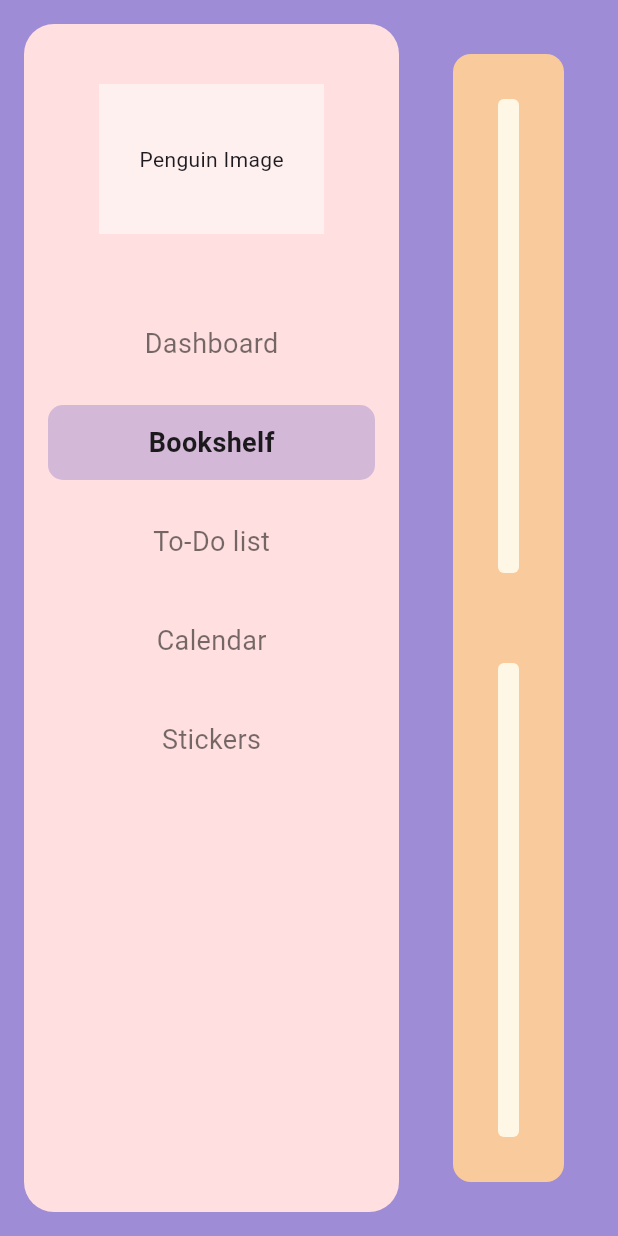
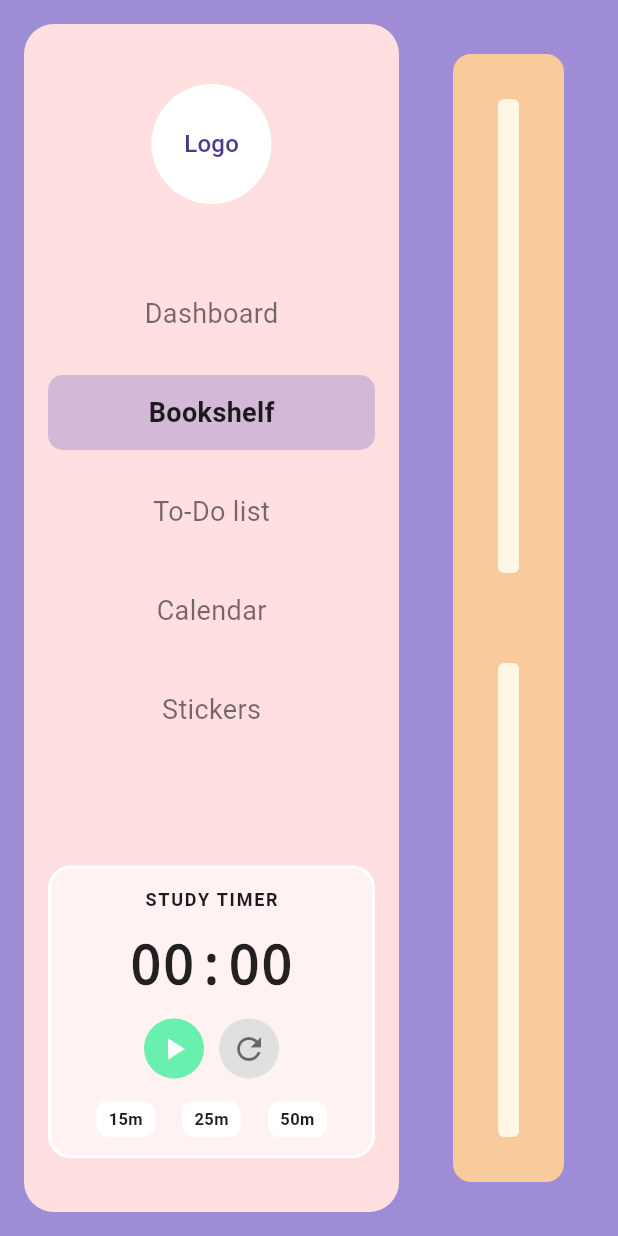
Before and after one commit to Tammo-Tammisto/Flutter-notes, a Flutter app: the screen it shows after launch, after a tap on "Bookshelf", on a phone screen of 412 x 824 dp. Run offline on Flutter 3.47's test engine with Material 3 defaults, Android fonts, the phone set to English and light mode, and no system bars; our stand-ins replace audioplayers, file_picker, flutter_local_notifications, sqflite_common_ffi; accounts and stored records are empty.

Commit message:
timer with notification

```diff
--- a/lib/main.dart
+++ b/lib/main.dart
@@ -3,12 +3,17 @@ import 'package:flutter_notes/screens/dashboard_screen.dart';
 import 'package:flutter_notes/screens/main_layout.dart';
 import 'package:sqflite_common_ffi/sqflite_ffi.dart';
 import 'dart:io';
+import 'services/notification_service.dart';
 
-void main() {
+void main() async {
+  WidgetsFlutterBinding.ensureInitialized();
+
   if (Platform.isWindows || Platform.isLinux || Platform.isMacOS) {
     sqfliteFfiInit();
     databaseFactory = databaseFactoryFfi;
   }
+
+  await StudyAlertService.init(); // Initialize alerts
 
   runApp(const MyApp());
 }
--- a/lib/screens/main_layout.dart
+++ b/lib/screens/main_layout.dart
@@ -1,8 +1,9 @@
 import 'package:flutter/material.dart';
+import 'dart:async'; // Required for the Timer
 import 'dashboard_screen.dart';
-// You will create these later:
 import 'bookshelf_screen.dart';
 import 'todo_screen.dart';
+import '../services/notification_service.dart'; // Import the notification service
 
 class MainLayout extends StatefulWidget {
   const MainLayout({Key? key}) : super(key: key);
@@ -14,19 +15,17 @@ class MainLayout extends StatefulWidget {
 class _MainLayoutState extends State<MainLayout> {
   int _selectedIndex = 0;
 
-  // The different screens for your sidebar navigation
   final List<Widget> _screens = [
     const DashboardScreen(),
-    const BookshelfScreen(), // Placeholder
-    const TodoScreen(), // Placeholder
-    const Center(child: Text("Calendar Coming Soon")), // Placeholder
-    const Center(child: Text("Stickers Coming Soon")), // Placeholder
+    const BookshelfScreen(),
+    const TodoScreen(),
+    const Center(child: Text("Calendar Coming Soon")),
+    const Center(child: Text("Stickers Coming Soon")),
   ];
 
   @override
   Widget build(BuildContext context) {
     return Scaffold(
-      // The main background color from your design
       backgroundColor: const Color(0xFF9E8DD6),
       body: Padding(
         padding: const EdgeInsets.all(16.0),
@@ -36,19 +35,16 @@ class _MainLayoutState extends State<MainLayout> {
             Container(
               width: 250,
               decoration: BoxDecoration(
-                color: const Color(0xFFFFDFDF), // Light pink
+                color: const Color(0xFFFFDFDF),
                 borderRadius: BorderRadius.circular(20),
               ),
               child: Column(
                 children: [
                   const SizedBox(height: 40),
-                  // Placeholder for your Penguin Logo
-                  // Make sure to add your image to assets in pubspec.yaml
-                  Container(
-                    height: 100,
-                    width: 150,
-                    color: Colors.white54,
-                    child: const Center(child: Text("Penguin Image")),
+                  const CircleAvatar(
+                    radius: 40,
+                    backgroundColor: Colors.white,
+                    child: Text("Logo"),
                   ),
                   const SizedBox(height: 40),
                   _buildNavItem(0, "Dashboard"),
@@ -56,11 +52,17 @@ class _MainLayoutState extends State<MainLayout> {
                   _buildNavItem(2, "To-Do list"),
                   _buildNavItem(3, "Calendar"),
                   _buildNavItem(4, "Stickers"),
+
+                  // Pushes the timer to the bottom
+                  const Spacer(),
+
+                  // THE TIMER WIDGET
+                  const SidebarTimer(),
+                  const SizedBox(height: 20),
                 ],
               ),
             ),
             const SizedBox(width: 16),
-            // MAIN CONTENT AREA
             Expanded(child: _screens[_selectedIndex]),
           ],
         ),
@@ -71,11 +73,7 @@ class _MainLayoutState extends State<MainLayout> {
   Widget _buildNavItem(int index, String title) {
     bool isSelected = _selectedIndex == index;
     return InkWell(
-      onTap: () {
-        setState(() {
-          _selectedIndex = index;
-        });
-      },
+      onTap: () => setState(() => _selectedIndex = index),
       child: Container(
         width: double.infinity,
         margin: const EdgeInsets.symmetric(horizontal: 16, vertical: 8),
@@ -98,3 +96,201 @@ class _MainLayoutState extends State<MainLayout> {
     );
   }
 }
+
+class SidebarTimer extends StatefulWidget {
+  const SidebarTimer({Key? key}) : super(key: key);
+
+  @override
+  State<SidebarTimer> createState() => _SidebarTimerState();
+}
+
+class _SidebarTimerState extends State<SidebarTimer> {
+  Timer? _timer;
+  int _secondsRemaining = 0;
+  bool _isRunning = false;
+  final TextEditingController _minController = TextEditingController(
+    text: "00",
+  );
+
+  void _startTimer() {
+    if (_secondsRemaining > 0) {
+      setState(() => _isRunning = true);
+      _timer = Timer.periodic(const Duration(seconds: 1), (timer) {
+        if (_secondsRemaining > 0) {
+          setState(() => _secondsRemaining--);
+        } else {
+          _stopTimer();
+
+          // TRIGGER SYSTEM ALERT
+          StudyAlertService.showAlert();
+
+          _showTimeUpDialog();
+        }
+      });
+    }
+  }
+
+  void _stopTimer() {
+    _timer?.cancel();
+    setState(() => _isRunning = false);
+  }
+
+  void _resetTimer() {
+    _stopTimer();
+    setState(() => _secondsRemaining = 0);
+  }
+
+  void _setQuickTime(int minutes) {
+    _stopTimer();
+    setState(() => _secondsRemaining = minutes * 60);
+  }
+
+  void _showTimeUpDialog() {
+    showDialog(
+      context: context,
+      builder: (context) => AlertDialog(
+        title: const Text("Time's Up!"),
+        content: const Text("Great study session! Take a break."),
+        actions: [
+          TextButton(
+            onPressed: () => Navigator.pop(context),
+            child: const Text("OK"),
+          ),
+        ],
+      ),
+    );
+  }
+
+  String _formatTime() {
+    int mins = _secondsRemaining ~/ 60;
+    int secs = _secondsRemaining % 60;
+    return "${mins.toString().padLeft(2, '0')}:${secs.toString().padLeft(2, '0')}";
+  }
+
+  @override
+  void dispose() {
+    _timer?.cancel();
+    _minController.dispose();
+    super.dispose();
+  }
+
+  @override
+  Widget build(BuildContext context) {
+    return Container(
+      margin: const EdgeInsets.all(16),
+      padding: const EdgeInsets.all(12),
+      decoration: BoxDecoration(
+        color: Colors.white.withOpacity(0.6),
+        borderRadius: BorderRadius.circular(15),
+        border: Border.all(color: Colors.white, width: 2),
+      ),
+      child: Column(
+        children: [
+          const Text(
+            "STUDY TIMER",
+            style: TextStyle(
+              fontWeight: FontWeight.bold,
+              letterSpacing: 1.2,
+              fontSize: 12,
+            ),
+          ),
+          const SizedBox(height: 10),
+
+          // Display Area
+          GestureDetector(
+            onTap: _isRunning ? null : _showSetTimeDialog,
+            child: Text(
+              _formatTime(),
+              style: TextStyle(
+                fontSize: 36,
+                fontWeight: FontWeight.bold,
+                color: _isRunning ? Colors.deepPurple : Colors.black87,
+                fontFamily: 'monospace',
+              ),
+            ),
+          ),
+
+          const SizedBox(height: 10),
+
+          // Controls
+          Row(
+            mainAxisAlignment: MainAxisAlignment.center,
+            children: [
+              CircleAvatar(
+                backgroundColor: _isRunning
+                    ? Colors.orangeAccent
+                    : Colors.greenAccent,
+                child: IconButton(
+                  icon: Icon(
+                    _isRunning ? Icons.pause : Icons.play_arrow,
+                    color: Colors.white,
+                  ),
+                  onPressed: _isRunning ? _stopTimer : _startTimer,
+                ),
+              ),
+              const SizedBox(width: 10),
+              CircleAvatar(
+                backgroundColor: Colors.grey[300],
+                child: IconButton(
+                  icon: const Icon(Icons.refresh, color: Colors.black54),
+                  onPressed: _resetTimer,
+                ),
+              ),
+            ],
+          ),
+
+          const SizedBox(height: 15),
+
+          // Quick Presets
+          Row(
+            mainAxisAlignment: MainAxisAlignment.spaceEvenly,
+            children: [_presetButton(15), _presetButton(25), _presetButton(50)],
+          ),
+        ],
+      ),
+    );
+  }
+
+  Widget _presetButton(int mins) {
+    return InkWell(
+      onTap: () => _setQuickTime(mins),
+      child: Container(
+        padding: const EdgeInsets.symmetric(horizontal: 8, vertical: 4),
+        decoration: BoxDecoration(
+          color: Colors.white,
+          borderRadius: BorderRadius.circular(8),
+        ),
+        child: Text(
+          "${mins}m",
+          style: const TextStyle(fontSize: 11, fontWeight: FontWeight.bold),
+        ),
+      ),
+    );
+  }
+
+  void _showSetTimeDialog() {
+    showDialog(
+      context: context,
+      builder: (context) => AlertDialog(
+        title: const Text("Set Minutes"),
+        content: TextField(
+          controller: _minController,
+          keyboardType: TextInputType.number,
+          decoration: const InputDecoration(
+            hintText: "Enter minutes (e.g. 25)",
+          ),
+        ),
+        actions: [
+          TextButton(
+            onPressed: () {
+              int? mins = int.tryParse(_minController.text);
+              if (mins != null) setState(() => _secondsRemaining = mins * 60);
+              Navigator.pop(context);
+            },
+            child: const Text("Set"),
+          ),
+        ],
+      ),
+    );
+  }
+}
--- /dev/null
+++ b/lib/services/notification_service.dart
@@ -0,0 +1,56 @@
+import 'package:flutter_local_notifications/flutter_local_notifications.dart';
+import 'package:audioplayers/audioplayers.dart';
+
+class StudyAlertService {
+  static final FlutterLocalNotificationsPlugin _notificationsPlugin =
+      FlutterLocalNotificationsPlugin();
+  static final AudioPlayer _audioPlayer = AudioPlayer();
+
+  static Future<void> init() async {
+    // Initialize Notifications
+    const initializationSettings = InitializationSettings(
+      // Linux requires a default action name
+      linux: LinuxInitializationSettings(
+        defaultActionName: 'Open',
+      ),
+      // Windows requires these specific identifiers in newer versions
+      windows: WindowsInitializationSettings(
+        appName: 'StudyAssistant',
+        appUserModelId: 'com.example.study_assistant',
+        guid: 'your-unique-guid-here-12345',
+      ),
+    );
+
+    await _notificationsPlugin.initialize(settings: initializationSettings);
+  }
+
+  static Future<void> showAlert() async {
+    // 1. Play Sound
+    try {
+      await _audioPlayer.play(AssetSource('audio/ding.wav'));
+    } catch (e) {
+      print("Error playing sound: $e");
+    }
+
+    // 2. Show System Notification
+    // Note: We use named arguments here to fix the "Too many positional arguments" error
+    await _notificationsPlugin.show(
+      id: 0,
+      title: 'Study Session Complete!',
+      body: 'Great job! Time to take a break.',
+      notificationDetails: const NotificationDetails(
+        windows: WindowsNotificationDetails(
+          subtitle: 'Break Time!',
+        ),
+        linux: LinuxNotificationDetails(
+          actions: <LinuxNotificationAction>[
+            LinuxNotificationAction(
+              key: 'open',
+              label: 'Open',
+            ),
+          ],
+        ),
+      ),
+    );
+  }
+}
--- a/pubspec.yaml
+++ b/pubspec.yaml
@@ -37,6 +37,8 @@ dependencies:
   sqflite_common_ffi: ^2.4.0+2
   path: ^1.9.1
   file_picker: ^10.3.10
+  flutter_local_notifications: ^21.0.0
+  audioplayers: ^6.6.0
 
 dev_dependencies:
   flutter_test:
@@ -61,7 +63,8 @@ flutter:
   uses-material-design: true
 
   # To add assets to your application, add an assets section, like this:
-  # assets:
+  assets:
+    - assets/audio/ding.wav
   #   - images/a_dot_burr.jpeg
   #   - images/a_dot_ham.jpeg
 
```
Also changed, not shown: pubspec.lock, 6 other files.
